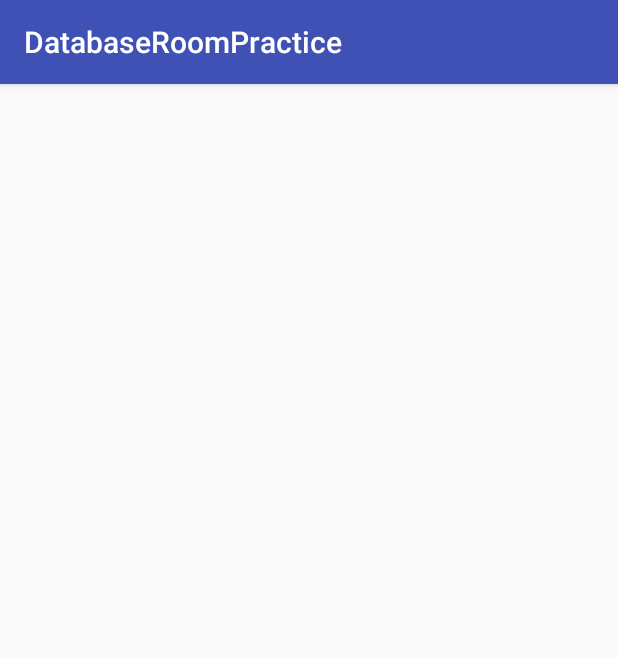
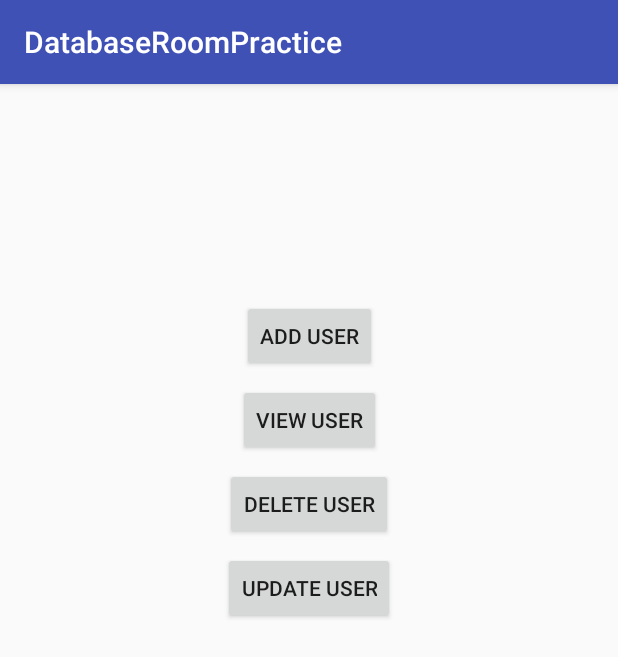
Before and after one commit to JabariKemp/DatabaseRoomPractice, an Android app: the screen it shows after launch (MainActivity), on a phone screen of 412 x 824 dp. Shown: the top 657 px of the screen. Run offline under Robolectric (Android 15) with nearby library versions, the phone set to English and light mode, and no system bars; our stand-ins replace Room's generated code.

Commit message:
Add User

```diff
--- a/app/build.gradle
+++ b/app/build.gradle
@@ -22,6 +22,7 @@ dependencies {
     implementation fileTree(dir: 'libs', include: ['*.jar'])
     implementation 'com.android.support:appcompat-v7:27.1.1'
     implementation 'com.android.support.constraint:constraint-layout:1.1.2'
+    implementation 'com.android.support:support-v4:27.1.1'
     testImplementation 'junit:junit:4.12'
     androidTestImplementation 'com.android.support.test:runner:1.0.2'
     androidTestImplementation 'com.android.support.test.espresso:espresso-core:3.0.2'
@@ -29,7 +30,8 @@ dependencies {
     def room_version = "1.1.1"
 
     implementation "android.arch.persistence.room:runtime:$room_version"
-    annotationProcessor "android.arch.persistence.room:compiler:$room_version" // use kapt for Kotlin
+    annotationProcessor "android.arch.persistence.room:compiler:$room_version"
+    // use kapt for Kotlin
 
     // optional - RxJava support for Room
     implementation "android.arch.persistence.room:rxjava2:$room_version"
--- /dev/null
+++ b/app/src/main/java/com/dev/jabarik/databaseroompractice/HomeFragment.java
@@ -0,0 +1,46 @@
+package com.dev.jabarik.databaseroompractice;
+
+
+import android.os.Bundle;
+import android.support.v4.app.Fragment;
+import android.view.LayoutInflater;
+import android.view.View;
+import android.view.ViewGroup;
+import android.widget.Button;
+
+
+/**
+ * A simple {@link Fragment} subclass.
+ */
+public class HomeFragment extends Fragment implements View.OnClickListener{
+
+    private Button btnAddUser;
+
+    public HomeFragment() {
+        // Required empty public constructor
+    }
+
+
+    @Override
+    public View onCreateView(LayoutInflater inflater, ViewGroup container,
+                             Bundle savedInstanceState) {
+        // Inflate the layout for this fragment
+        View view = inflater.inflate(R.layout.fragment_home, container, false);
+        btnAddUser = view.findViewById(R.id.btn_add_user);
+        btnAddUser.setOnClickListener(this);
+
+        return view;
+    }
+
+    @Override
+    public void onClick(View view) {
+
+        switch (view.getId())
+        {
+            case R.id.btn_add_user:
+                MainActivity.fragmentManager.beginTransaction().replace(R.id.frame_main_activity, new AddUserFragment()).commit();
+                break;
+        }
+
+    }
+}
--- a/app/src/main/java/com/dev/jabarik/databaseroompractice/MainActivity.java
+++ b/app/src/main/java/com/dev/jabarik/databaseroompractice/MainActivity.java
@@ -1,6 +1,8 @@
 package com.dev.jabarik.databaseroompractice;
 
+import android.app.FragmentManager;
 import android.arch.persistence.room.Room;
+import android.os.AsyncTask;
 import android.support.v7.app.AppCompatActivity;
 import android.os.Bundle;
 import android.widget.ArrayAdapter;
@@ -10,12 +12,29 @@ import java.util.ArrayList;
 
 public class MainActivity extends AppCompatActivity {
 
+    public static android.support.v4.app.FragmentManager fragmentManager;
+    public static MyAppDatabase myAppDatabase;
 
     @Override
     protected void onCreate(Bundle savedInstanceState) {
         super.onCreate(savedInstanceState);
         setContentView(R.layout.activity_main);
 
+        fragmentManager = getSupportFragmentManager();
+        myAppDatabase = Room.databaseBuilder(getApplicationContext(), MyAppDatabase.class, "userdb").allowMainThreadQueries().build();
+
+
+        if(findViewById(R.id.frame_main_activity) != null)
+        {
+            if(savedInstanceState != null)
+            {
+                return;
+            }
+            fragmentManager.beginTransaction().add(R.id.frame_main_activity, new HomeFragment()).commit();
+
+        }
+
+
 
     }
 }
--- a/app/src/main/res/layout/activity_main.xml
+++ b/app/src/main/res/layout/activity_main.xml
@@ -1,5 +1,5 @@
 <?xml version="1.0" encoding="utf-8"?>
-<RelativeLayout xmlns:android="http://schemas.android.com/apk/res/android"
+<android.support.constraint.ConstraintLayout xmlns:android="http://schemas.android.com/apk/res/android"
     xmlns:app="http://schemas.android.com/apk/res-auto"
     xmlns:tools="http://schemas.android.com/tools"
     android:layout_width="match_parent"
@@ -7,4 +7,20 @@
     tools:context=".MainActivity">
 
 
-</RelativeLayout>
+    <FrameLayout
+        android:id="@+id/frame_main_activity"
+        android:layout_width="match_parent"
+        android:layout_height="match_parent"
+        android:layout_marginBottom="8dp"
+        android:layout_marginEnd="8dp"
+        android:layout_marginLeft="8dp"
+        android:layout_marginRight="8dp"
+        android:layout_marginStart="8dp"
+        android:layout_marginTop="8dp"
+        app:layout_constraintBottom_toBottomOf="parent"
+        app:layout_constraintEnd_toEndOf="parent"
+        app:layout_constraintStart_toStartOf="parent"
+        app:layout_constraintTop_toTopOf="parent">
+
+    </FrameLayout>
+</android.support.constraint.ConstraintLayout>
--- /dev/null
+++ b/app/src/main/res/layout/fragment_home.xml
@@ -0,0 +1,56 @@
+<?xml version="1.0" encoding="utf-8"?>
+<FrameLayout xmlns:android="http://schemas.android.com/apk/res/android"
+    xmlns:app="http://schemas.android.com/apk/res-auto"
+    xmlns:tools="http://schemas.android.com/tools"
+    android:layout_width="match_parent"
+    android:layout_height="match_parent"
+    tools:context=".HomeFragment">
+
+    <!-- TODO: Update blank fragment layout -->
+
+    <android.support.constraint.ConstraintLayout
+        android:id="@+id/home_constaint_layout"
+        android:layout_width="match_parent"
+        android:layout_height="match_parent">
+
+        <Button
+            android:id="@+id/btn_add_user"
+            android:layout_width="wrap_content"
+            android:layout_height="wrap_content"
+            android:layout_marginTop="136dp"
+            android:text="Add User"
+            app:layout_constraintEnd_toEndOf="parent"
+            app:layout_constraintStart_toStartOf="parent"
+            app:layout_constraintTop_toTopOf="parent" />
+
+        <Button
+            android:id="@+id/btn_view_user"
+            android:layout_width="wrap_content"
+            android:layout_height="wrap_content"
+            android:layout_marginTop="8dp"
+            android:text="View User"
+            app:layout_constraintEnd_toEndOf="parent"
+            app:layout_constraintStart_toStartOf="parent"
+            app:layout_constraintTop_toBottomOf="@+id/btn_add_user" />
+
+        <Button
+            android:id="@+id/btn_delete_user"
+            android:layout_width="wrap_content"
+            android:layout_height="48dp"
+            android:layout_marginTop="8dp"
+            android:text="Delete User"
+            app:layout_constraintEnd_toEndOf="parent"
+            app:layout_constraintStart_toStartOf="parent"
+            app:layout_constraintTop_toBottomOf="@+id/btn_view_user" />
+
+        <Button
+            android:id="@+id/btn_update_user"
+            android:layout_width="wrap_content"
+            android:layout_height="wrap_content"
+            android:layout_marginTop="8dp"
+            android:text="Update User"
+            app:layout_constraintEnd_toEndOf="parent"
+            app:layout_constraintStart_toStartOf="parent"
+            app:layout_constraintTop_toBottomOf="@+id/btn_delete_user" />
+    </android.support.constraint.ConstraintLayout>
+</FrameLayout>
--- a/app/src/main/res/values/strings.xml
+++ b/app/src/main/res/values/strings.xml
@@ -1,3 +1,6 @@
 <resources>
     <string name="app_name">DatabaseRoomPractice</string>
+
+    <!-- TODO: Remove or change this placeholder text -->
+    <string name="hello_blank_fragment">Hello blank fragment</string>
 </resources>
```
Also changed, not shown: app/src/main/java/com/dev/jabarik/databaseroompractice/AddUserFragment.java (added, +70 -0 lines), app/src/main/res/layout/fragment_add_user.xml (added, +73 -0 lines).
